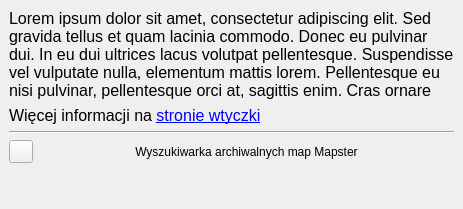
This is gissupport_plugin/modules/mapster/mapster_dockwidget.ui in gis-support/gis-support-plugin as Qt 5 draws it before an edit. The edited form follows.
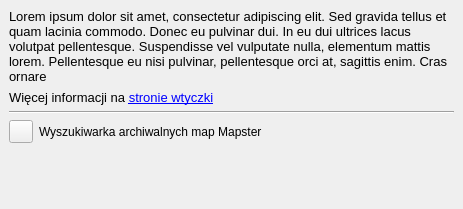
This is the edited form.

Commit message: DEV-11848, nowe panele boczne dla WMTS i Mapster

```diff
--- a/gissupport_plugin/modules/mapster/mapster_dockwidget.ui
+++ b/gissupport_plugin/modules/mapster/mapster_dockwidget.ui
@@ -18,7 +18,7 @@
     <item>
      <widget class="QLabel" name="label_2">
       <property name="text">
-       <string>&lt;html&gt;&lt;head/&gt;&lt;body&gt;&lt;p&gt;&lt;span style=&quot; font-size:12pt;&quot;&gt;Lorem ipsum dolor sit amet, consectetur adipiscing elit. Sed gravida tellus et quam lacinia commodo. Donec eu pulvinar dui. In eu dui ultrices lacus volutpat pellentesque. Suspendisse vel vulputate nulla, elementum mattis lorem. Pellentesque eu nisi pulvinar, pellentesque orci at, sagittis enim. Cras ornare&lt;/span&gt;&lt;/p&gt;&lt;/body&gt;&lt;/html&gt;</string>
+       <string>&lt;html&gt;&lt;head/&gt;&lt;body&gt;&lt;p&gt;&lt;span style=&quot; font-size:10pt;&quot;&gt;Lorem ipsum dolor sit amet, consectetur adipiscing elit. Sed gravida tellus et quam lacinia commodo. Donec eu pulvinar dui. In eu dui ultrices lacus volutpat pellentesque. Suspendisse vel vulputate nulla, elementum mattis lorem. Pellentesque eu nisi pulvinar, pellentesque orci at, sagittis enim. Cras ornare&lt;/span&gt;&lt;/p&gt;&lt;/body&gt;&lt;/html&gt;</string>
       </property>
       <property name="wordWrap">
        <bool>true</bool>
@@ -28,7 +28,7 @@
     <item>
      <widget class="QLabel" name="label_uldk_info">
       <property name="text">
-       <string>&lt;html&gt;&lt;head/&gt;&lt;body&gt;&lt;p  style=&quot; font-size:12pt;&quot;&gt;Więcej informacji na &lt;a href=&quot;https://gis-support.pl/wtyczka-gis-support/&quot;&gt;&lt;span style=&quot; text-decoration: underline; color:#0000ff;&quot;&gt;stronie wtyczki&lt;/span&gt;&lt;/a&gt;&lt;/p&gt;&lt;/body&gt;&lt;/html&gt;</string>
+       <string>&lt;html&gt;&lt;head/&gt;&lt;body&gt;&lt;p  style=&quot; font-size:10pt;&quot;&gt;Więcej informacji na &lt;a href=&quot;https://gis-support.pl/wtyczka-gis-support/&quot;&gt;&lt;span style=&quot; text-decoration: underline; color:#0000ff;&quot;&gt;stronie wtyczki&lt;/span&gt;&lt;/a&gt;&lt;/p&gt;&lt;/body&gt;&lt;/html&gt;</string>
       </property>
       <property name="textFormat">
        <enum>Qt::RichText</enum>
@@ -97,7 +97,7 @@
           <string>Wyszukiwarka archiwalnych map Mapster</string>
          </property>
          <property name="alignment">
-          <set>Qt::AlignCenter</set>
+          <set>Qt::AlignLeading|Qt::AlignLeft|Qt::AlignVCenter</set>
          </property>
         </widget>
        </item>
```
Left out of the diff: 8 changed lines with no effect on the pictures. The commit also changes 10 other files.
